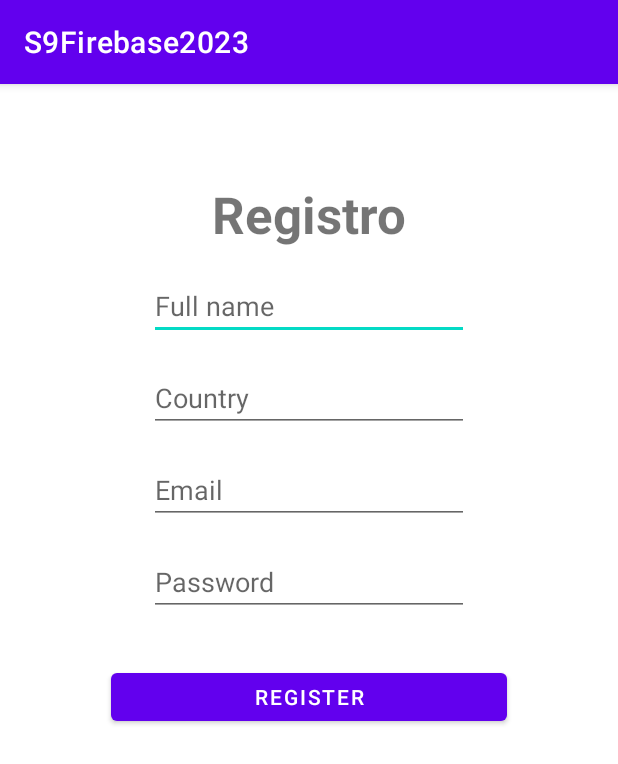
After one commit to luischang/S9Firebase202301, an Android app: the RegisterActivity screen opened directly, with no data from a screen before it, on a phone screen of 412 x 824 dp. The commit adds this screen. Shown: the top 764 px of the screen. Run offline under Robolectric (Android 15) with nearby library versions, the phone set to English and light mode, and no system bars; our stand-ins replace Firebase (no records; nobody signed in at launch, a user with empty details on screens opened directly).

Commit message:
Register with Firebase Auth and Firestore

```diff
--- a/app/src/main/java/com/example/s9firebase2023/LoginActivity.kt
+++ b/app/src/main/java/com/example/s9firebase2023/LoginActivity.kt
@@ -18,6 +18,11 @@ class LoginActivity : AppCompatActivity() {
         val txtEmail = findViewById<EditText>(R.id.txtEmail)
         val txtPassword = findViewById<EditText>(R.id.txtPassword)
         val btnLogin = findViewById<Button>(R.id.btnLogin)
+        val btnRegister = findViewById<Button>(R.id.btnRegister)
+
+        btnRegister.setOnClickListener{
+            startActivity(Intent(this,RegisterActivity::class.java))
+        }
 
         btnLogin.setOnClickListener {
             val correo = txtEmail.text.toString()
--- /dev/null
+++ b/app/src/main/java/com/example/s9firebase2023/RegisterActivity.kt
@@ -0,0 +1,67 @@
+package com.example.s9firebase2023
+
+import android.content.Intent
+import androidx.appcompat.app.AppCompatActivity
+import android.os.Bundle
+import android.widget.Button
+import android.widget.EditText
+import com.example.s9firebase2023.model.UserModel
+import com.google.android.material.snackbar.Snackbar
+import com.google.firebase.auth.FirebaseAuth
+import com.google.firebase.auth.FirebaseUser
+import com.google.firebase.firestore.FirebaseFirestore
+
+class RegisterActivity : AppCompatActivity() {
+    override fun onCreate(savedInstanceState: Bundle?) {
+        super.onCreate(savedInstanceState)
+        setContentView(R.layout.activity_register)
+
+        val txtFullName: EditText = findViewById(R.id.txtFullName)
+        val txtCountry: EditText = findViewById(R.id.txtCountry)
+        val txtEmail: EditText = findViewById(R.id.txtEmailRegister)
+        val txtPassword: EditText = findViewById(R.id.txtPasswordRegister)
+        val btnSaveRegister: Button = findViewById(R.id.btnSaveRegister)
+        val auth = FirebaseAuth.getInstance()
+        val db = FirebaseFirestore.getInstance()
+        val collectionRef = db.collection("users")
+
+        btnSaveRegister.setOnClickListener{
+            val email = txtEmail.text.toString()
+            val password = txtPassword.text.toString()
+            val fullName = txtFullName.text.toString()
+            val country = txtCountry.text.toString()
+
+            auth.createUserWithEmailAndPassword(email,password)
+                .addOnCompleteListener(this){ task ->
+                    if(task.isSuccessful){
+
+                        val user: FirebaseUser? = auth.currentUser
+                        val uid = user?.uid
+
+                        val userModel = UserModel(email,password,fullName,country,uid.toString())
+                        collectionRef.add(userModel)
+                            .addOnSuccessListener { documentReference ->
+
+                            }.addOnFailureListener{error ->
+                                Snackbar
+                                    .make(
+                                        findViewById(android.R.id.content),
+                                        "Error al registrar: $error",
+                                        Snackbar.LENGTH_LONG
+                                    ).show()
+                            }
+                        Snackbar
+                            .make(
+                                findViewById(android.R.id.content),
+                                "Registro exitoso: $uid",
+                                Snackbar.LENGTH_LONG
+                            ).show()
+                        startActivity(Intent(this,LoginActivity::class.java))
+                    }
+                }
+
+
+        }
+
+    }
+}
--- a/app/src/main/java/com/example/s9firebase2023/model/CourseModel.kt
+++ b/app/src/main/java/com/example/s9firebase2023/model/CourseModel.kt
@@ -2,5 +2,5 @@ package com.example.s9firebase2023.model
 
 data class CourseModel(
     val description: String="",
-    val score: String=""
+    val score: String="",
 )
--- /dev/null
+++ b/app/src/main/res/layout/activity_register.xml
@@ -0,0 +1,78 @@
+<?xml version="1.0" encoding="utf-8"?>
+<androidx.constraintlayout.widget.ConstraintLayout xmlns:android="http://schemas.android.com/apk/res/android"
+    xmlns:app="http://schemas.android.com/apk/res-auto"
+    xmlns:tools="http://schemas.android.com/tools"
+    android:layout_width="match_parent"
+    android:layout_height="match_parent"
+    tools:context=".RegisterActivity">
+
+    <TextView
+        android:id="@+id/textView3"
+        android:layout_width="wrap_content"
+        android:layout_height="wrap_content"
+        android:layout_marginTop="64dp"
+        android:text="@string/valtitleregistro"
+        android:textSize="34sp"
+        android:textStyle="bold"
+        app:layout_constraintEnd_toEndOf="parent"
+        app:layout_constraintStart_toStartOf="parent"
+        app:layout_constraintTop_toTopOf="parent" />
+
+    <EditText
+        android:id="@+id/txtFullName"
+        android:layout_width="wrap_content"
+        android:layout_height="wrap_content"
+        android:layout_marginTop="16dp"
+        android:ems="10"
+        android:hint="@string/valtxtfullnameregister"
+        android:inputType="textPersonName"
+        app:layout_constraintEnd_toEndOf="parent"
+        app:layout_constraintStart_toStartOf="parent"
+        app:layout_constraintTop_toBottomOf="@+id/textView3" />
+
+    <EditText
+        android:id="@+id/txtCountry"
+        android:layout_width="wrap_content"
+        android:layout_height="wrap_content"
+        android:layout_marginTop="16dp"
+        android:ems="10"
+        android:hint="@string/valtxtcountryregister"
+        android:inputType="textPersonName"
+        app:layout_constraintEnd_toEndOf="parent"
+        app:layout_constraintStart_toStartOf="parent"
+        app:layout_constraintTop_toBottomOf="@+id/txtFullName" />
+
+    <EditText
+        android:id="@+id/txtEmailRegister"
+        android:layout_width="wrap_content"
+        android:layout_height="wrap_content"
+        android:layout_marginTop="16dp"
+        android:ems="10"
+        android:hint="@string/valtxtemailregister"
+        android:inputType="textEmailAddress"
+        app:layout_constraintEnd_toEndOf="parent"
+        app:layout_constraintStart_toStartOf="parent"
+        app:layout_constraintTop_toBottomOf="@+id/txtCountry" />
+
+    <EditText
+        android:id="@+id/txtPasswordRegister"
+        android:layout_width="wrap_content"
+        android:layout_height="wrap_content"
+        android:layout_marginTop="16dp"
+        android:ems="10"
+        android:hint="@string/valtxtpasswordregister"
+        android:inputType="textPassword"
+        app:layout_constraintEnd_toEndOf="parent"
+        app:layout_constraintStart_toStartOf="parent"
+        app:layout_constraintTop_toBottomOf="@+id/txtEmailRegister" />
+
+    <Button
+        android:id="@+id/btnSaveRegister"
+        android:layout_width="264dp"
+        android:layout_height="44dp"
+        android:layout_marginTop="32dp"
+        android:text="@string/valbtnsaveregister"
+        app:layout_constraintEnd_toEndOf="parent"
+        app:layout_constraintStart_toStartOf="parent"
+        app:layout_constraintTop_toBottomOf="@+id/txtPasswordRegister" />
+</androidx.constraintlayout.widget.ConstraintLayout>
--- a/app/src/main/res/values/strings.xml
+++ b/app/src/main/res/values/strings.xml
@@ -22,4 +22,11 @@
     <string name="valtxtcourse">Ingrese el curso</string>
     <string name="valtxtscore">Ingrese la nota</string>
     <string name="valbtnsavecourse">Guardar</string>
+    <string name="valbtnregister">REGISTRARSE</string>
+    <string name="valtitleregistro">Registro</string>
+    <string name="valbtnsaveregister">Register</string>
+    <string name="valtxtfullnameregister">Full name</string>
+    <string name="valtxtcountryregister">Country</string>
+    <string name="valtxtemailregister">Email</string>
+    <string name="valtxtpasswordregister">Password</string>
 </resources>
```
Also changed, not shown: app/src/main/AndroidManifest.xml (+7 -0 lines), app/src/main/java/com/example/s9firebase2023/model/UserModel.kt (added, +9 -0 lines), app/src/main/res/layout/activity_login.xml (+10 -0 lines).
